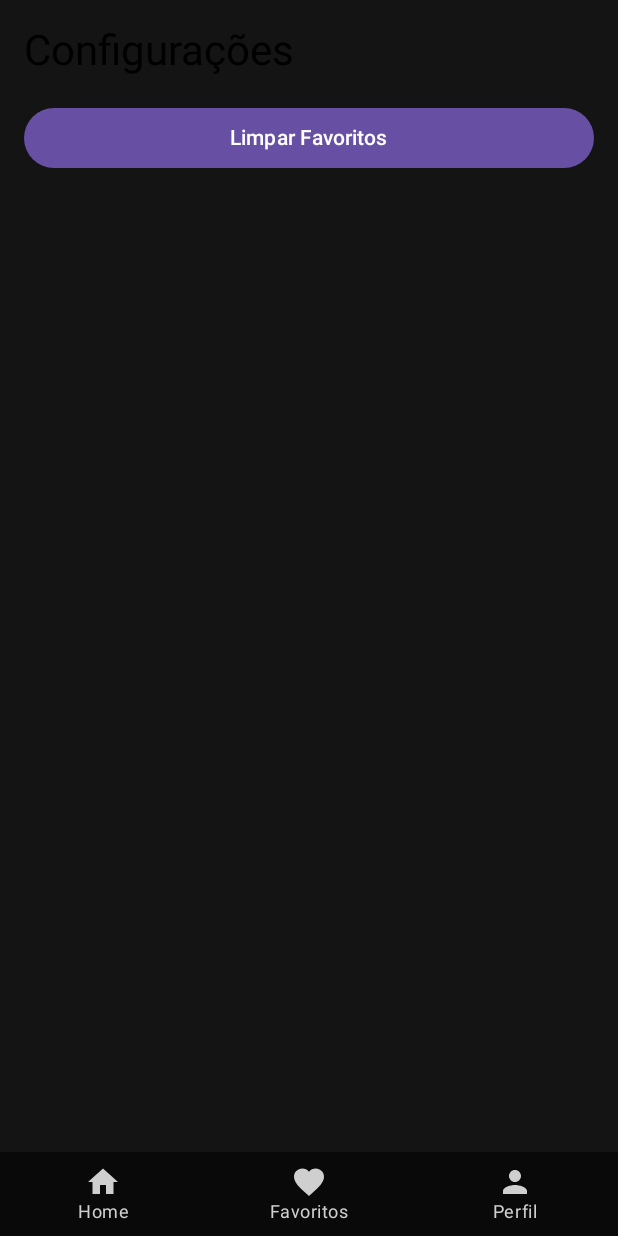
After one commit to GustavoErick/PumpFit, an Android app built with Jetpack Compose: the ConfigScreen screen opened through its navigation route, on a phone screen of 412 x 824 dp. The commit adds this screen. Run offline under Robolectric (Android 15) with nearby library versions, the phone set to English and light mode, and no system bars.

Commit message:
implementando funçao de limpar favoritos, corrigindo navegaçao entre abas

```diff
--- a/app/src/main/java/com/example/pumpfit/navigation/MainScreen.kt
+++ b/app/src/main/java/com/example/pumpfit/navigation/MainScreen.kt
@@ -5,11 +5,13 @@ import androidx.compose.material.BottomNavigation
 import androidx.compose.material.BottomNavigationItem
 import androidx.compose.material.Icon
 import androidx.compose.material.Scaffold
+import androidx.compose.material3.SnackbarHost
 import androidx.compose.material.Text
 import androidx.compose.material.icons.Icons
 import androidx.compose.material.icons.filled.Favorite
 import androidx.compose.material.icons.filled.Home
 import androidx.compose.material.icons.filled.Person
+import androidx.compose.material3.SnackbarHostState
 import androidx.compose.runtime.Composable
 import androidx.compose.runtime.*
 import androidx.compose.ui.Modifier
@@ -26,19 +28,23 @@ import com.example.pumpfit.ui.screen.ExerciseListScreen
 import com.example.pumpfit.ui.screen.HomeScreen
 import com.example.pumpfit.model.mock.mockExercises
 import com.example.pumpfit.model.mock.mockMuscleGroups
+import com.example.pumpfit.ui.screen.ConfigScreen
 import com.example.pumpfit.ui.screen.FavoritesScreen
 import com.example.pumpfit.ui.screen.ProfileScreen
+import kotlinx.coroutines.launch
 
 @Composable
 fun MainScreen() {
     val navController = rememberNavController()
-
+    val snackBarHostState = remember { SnackbarHostState() }
     val favoriteExercises = remember { mutableStateListOf<Exercise>() }
 
+    val coroutineScope = rememberCoroutineScope()
     Scaffold(
         bottomBar = {
             BottomNavigationBar(navController = navController) // Bottom Bar gerenciada aqui
-        }
+        },
+        snackbarHost = { SnackbarHost(hostState = snackBarHostState) }
     ) { innerPadding ->
         NavHost(
             navController = navController,
@@ -115,6 +121,16 @@ fun MainScreen() {
                 )
             }
 
+            composable("settings") {
+                ConfigScreen(
+                    onClearFavorites = {
+                        favoriteExercises.clear()
+                        coroutineScope.launch {
+                            snackBarHostState.showSnackbar("Favoritos limpados com sucesso!")
+                        }
+                    },
+                )
+            }
         }
     }
 }
--- /dev/null
+++ b/app/src/main/java/com/example/pumpfit/ui/screen/ConfigScreen.kt
@@ -0,0 +1,46 @@
+package com.example.pumpfit.ui.screen
+
+import androidx.compose.foundation.background
+import androidx.compose.foundation.layout.Column
+import androidx.compose.foundation.layout.Spacer
+import androidx.compose.foundation.layout.fillMaxSize
+import androidx.compose.foundation.layout.fillMaxWidth
+import androidx.compose.foundation.layout.height
+import androidx.compose.foundation.layout.padding
+import androidx.compose.material3.Button
+import androidx.compose.material3.MaterialTheme
+import androidx.compose.material3.Text
+import androidx.compose.runtime.Composable
+import androidx.compose.ui.Modifier
+import androidx.compose.ui.graphics.Color
+import androidx.compose.ui.unit.dp
+
+@Composable
+fun ConfigScreen(onClearFavorites: () -> Unit) {
+    // basic configuration screen
+    Column(
+        modifier = Modifier
+            .fillMaxSize()
+            .background(Color(0xFF141414)) // Cor de fundo da tela
+            .padding(16.dp)
+    ) {
+
+        Text(text = "Configurações", style = MaterialTheme.typography.headlineMedium)
+
+        Spacer(modifier = Modifier.height(16.dp))
+
+        Button(
+            onClick = { onClearFavorites() },
+            modifier = Modifier.fillMaxWidth()
+        ) {
+            Text(text = "Limpar Favoritos")
+        }
+
+    }
+}
+
+//@Preview(showBackground = true)
+//@Composable
+//fun ConfigScreenPreview() {
+//    ConfigScreen()
+//}
```
Also changed, not shown: app/src/main/java/com/example/pumpfit/ui/Menu.kt (+25 -5 lines).
